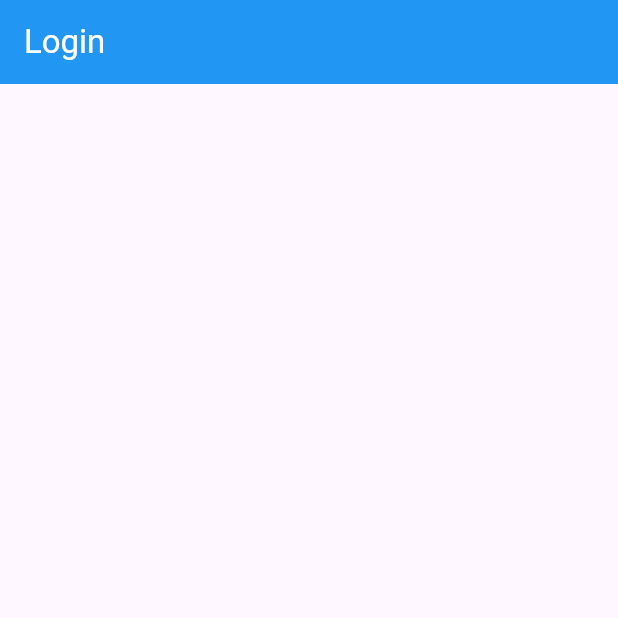
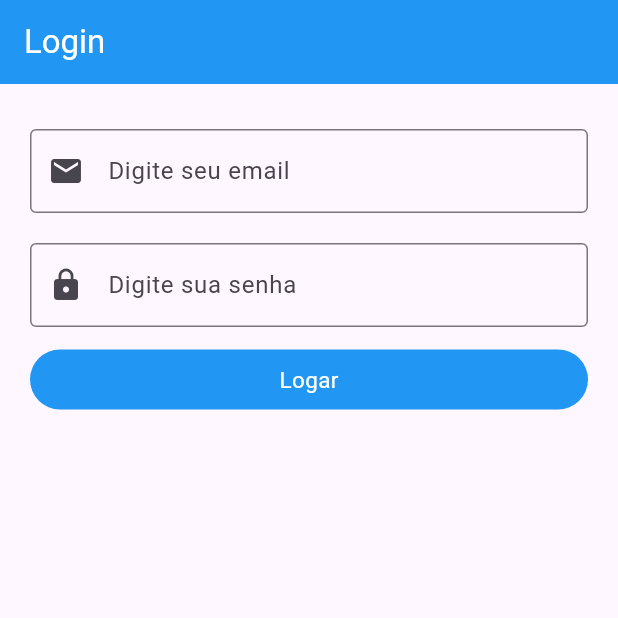
Before and after one commit to emersoncavalcanti-prof/consumindo_api_com_flutter, a Flutter app: the screen it shows after launch, on a phone screen of 412 x 824 dp, the top half of it. Run offline on Flutter 3.47's test engine with Material 3 defaults, Android fonts, the phone set to English and light mode, and no system bars; our stand-ins replace dio, shared_preferences.

Commit message:
criando animacao do logar

```diff
--- a/lib/pages/login/login_page.dart
+++ b/lib/pages/login/login_page.dart
@@ -1,6 +1,7 @@
 import 'package:consumindo_api_com_flutter/data/http/http_client.dart';
 import 'package:consumindo_api_com_flutter/data/repositories/user_repository.dart';
 import 'package:consumindo_api_com_flutter/pages/login/store/user_store.dart';
+import 'package:consumindo_api_com_flutter/widget/custom_edit.dart';
 import 'package:flutter/material.dart';
 import 'package:provider/provider.dart';
 
@@ -32,10 +33,72 @@ class _LoginPageState extends State<LoginPage> {
       ),
       body: Padding(
         padding: EdgeInsets.only(top: 30, left: 20, right: 20),
-        child: Form(key: _formkey, child: ListView(children: [
-
-          ],
-        )),
+        child: Form(
+          key: _formkey,
+          child: ListView(
+            children: [
+              CustomEdit(
+                label: 'Digite seu email',
+                icone: Icon(Icons.email),
+                isObscure: false,
+                controller: controllerEmail,
+                validator: (email) {
+                  if (email == null || email.isEmpty) {
+                    return 'Digite seu email';
+                  }
+                  return null;
+                },
+              ),
+              SizedBox(height: 20),
+              CustomEdit(
+                label: 'Digite sua senha',
+                icone: Icon(Icons.lock),
+                isObscure: true,
+                controller: controllerPassword,
+                validator: (password) {
+                  if (password == null || password.isEmpty) {
+                    return 'Digite sua senha';
+                  }
+                  if (password.length < 4) {
+                    return 'Sua senha deve ter pelo menos 4 caracteres';
+                  }
+                  return null;
+                },
+              ),
+              SizedBox(height: 15),
+              InkWell(
+                onTap: () {
+                  setState(() {
+                    clicou = !clicou;
+                  });
+                },
+                child: Center(
+                  child: AnimatedContainer(
+                    duration: Duration(milliseconds: 400),
+                    width: clicou == true ? 40 : width,
+                    height: 40,
+                    decoration: BoxDecoration(
+                      color: Colors.blue,
+                      borderRadius: BorderRadius.all(Radius.circular(20)),
+                    ),
+                    child: Center(
+                      child:
+                          clicou == true
+                              ? CircularProgressIndicator(color: Colors.white)
+                              : Text(
+                                'Logar',
+                                style: TextStyle(
+                                  color: Colors.white,
+                                  fontSize: 15,
+                                ),
+                              ),
+                    ),
+                  ),
+                ),
+              ),
+            ],
+          ),
+        ),
       ),
     );
   }
```
